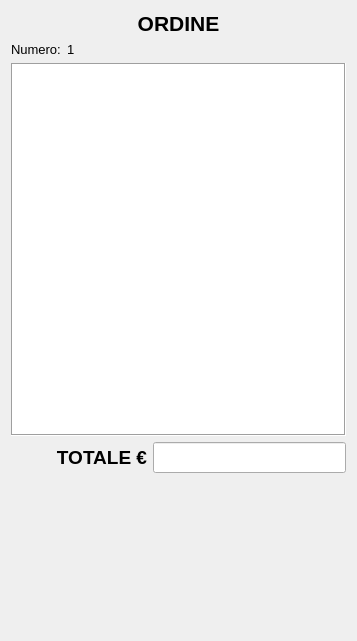
The window that src/ordine.ui (mtonin/gestcassa) describes before a commit, drawn with Qt 5.
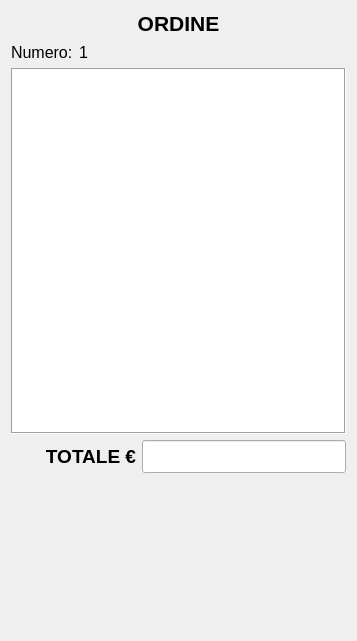
The same window after the commit. Custom widgets are drawn as their Qt base class.

```diff
--- a/src/ordine.ui
+++ b/src/ordine.ui
@@ -44,12 +44,12 @@
     </widget>
    </item>
    <item>
-    <layout class="QFormLayout" name="formLayout">
-     <item row="0" column="0">
+    <layout class="QHBoxLayout" name="horizontalLayout">
+     <item>
       <widget class="QLabel" name="numeroLbl_2">
        <property name="font">
         <font>
-         <pointsize>10</pointsize>
+         <pointsize>12</pointsize>
         </font>
        </property>
        <property name="text">
@@ -57,18 +57,34 @@
        </property>
       </widget>
      </item>
-     <item row="0" column="1">
+     <item>
       <widget class="QLabel" name="numeroLbl">
        <property name="font">
         <font>
-         <pointsize>10</pointsize>
+         <pointsize>12</pointsize>
         </font>
        </property>
        <property name="text">
         <string>1</string>
        </property>
+       <property name="alignment">
+        <set>Qt::AlignRight|Qt::AlignTrailing|Qt::AlignVCenter</set>
+       </property>
       </widget>
      </item>
+     <item>
+      <spacer name="horizontalSpacer_2">
+       <property name="orientation">
+        <enum>Qt::Horizontal</enum>
+       </property>
+       <property name="sizeHint" stdset="0">
+        <size>
+         <width>40</width>
+         <height>20</height>
+        </size>
+       </property>
+      </spacer>
+     </item>
     </layout>
    </item>
    <item>
@@ -137,6 +153,11 @@
      </item>
      <item>
       <widget class="QLabel" name="label_3">
+       <property name="font">
+        <font>
+         <pointsize>16</pointsize>
+        </font>
+       </property>
        <property name="text">
         <string>&lt;html&gt;&lt;head/&gt;&lt;body&gt;&lt;p&gt;&lt;span style=&quot; font-size:14pt; font-weight:600;&quot;&gt;TOTALE €&lt;/span&gt;&lt;/p&gt;&lt;/body&gt;&lt;/html&gt;</string>
        </property>
@@ -149,7 +170,7 @@
       <widget class="QLineEdit" name="totaleLine">
        <property name="font">
         <font>
-         <pointsize>14</pointsize>
+         <pointsize>16</pointsize>
          <weight>75</weight>
          <bold>true</bold>
         </font>
```
Left out of the diff: 8 changed lines with no effect on the pictures.
